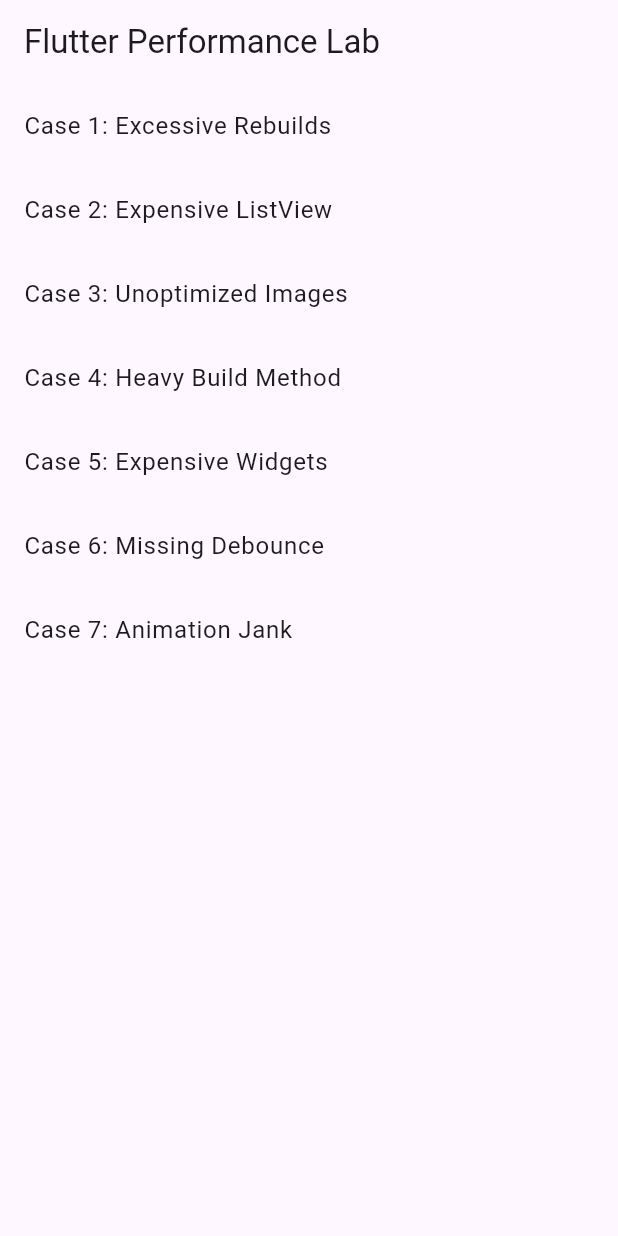
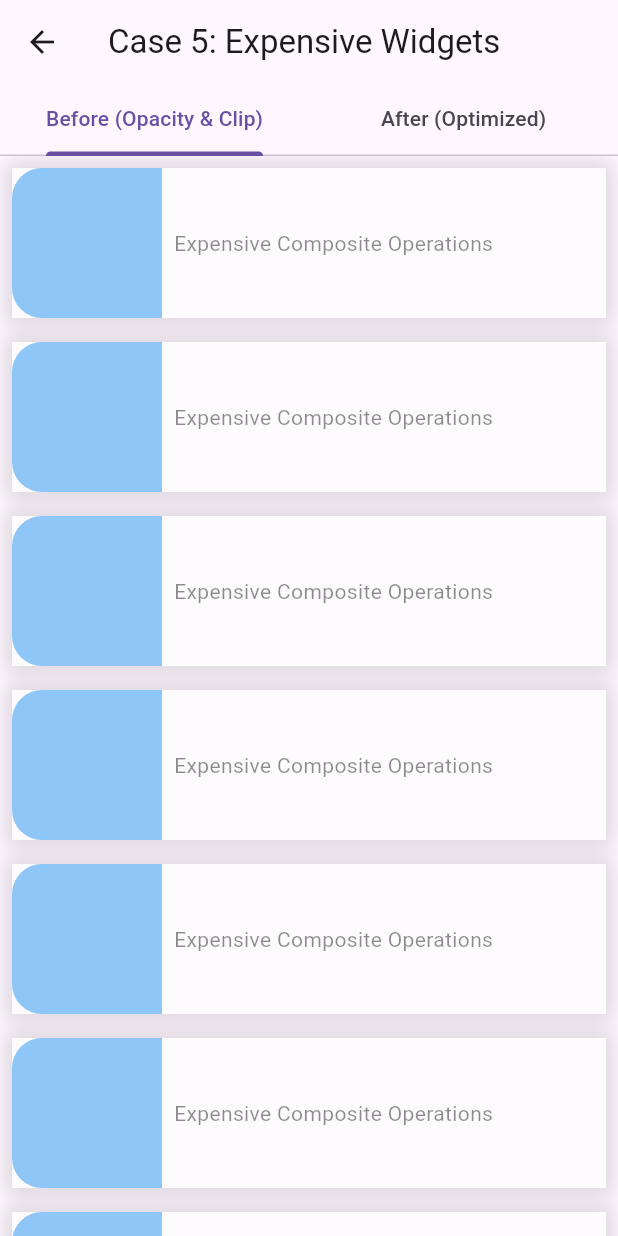
Before and after one commit to WagyuuA5/Flutter_Performance_Lab, a Flutter app: the screen it shows after launch, after a tap on "Case 5: Expensive Widgets", on a phone screen of 412 x 824 dp. Run offline on Flutter 3.47's test engine with Material 3 defaults, Android fonts, the phone set to English and light mode, and no system bars; our stand-ins replace cached_network_image.

Commit message:
feat: add case 5 expensive widgets

```diff
--- /dev/null
+++ b/lib/cases/expensive_widgets/case_expensive_widgets.dart
@@ -0,0 +1,123 @@
+import 'package:flutter/material.dart';
+
+class CaseExpensiveWidgetsScreen extends StatelessWidget {
+  const CaseExpensiveWidgetsScreen({super.key});
+
+  @override
+  Widget build(BuildContext context) {
+    return DefaultTabController(
+      length: 2,
+      child: Scaffold(
+        appBar: AppBar(
+          title: const Text('Case 5: Expensive Widgets'),
+          bottom: const TabBar(
+            tabs: [
+              Tab(text: 'Before (Opacity & Clip)'),
+              Tab(text: 'After (Optimized)'),
+            ],
+          ),
+        ),
+        body: const TabBarView(
+          children: [
+            _BeforeExpensiveWidgets(),
+            _AfterExpensiveWidgets(),
+          ],
+        ),
+      ),
+    );
+  }
+}
+
+class _BeforeExpensiveWidgets extends StatelessWidget {
+  const _BeforeExpensiveWidgets();
+
+  @override
+  Widget build(BuildContext context) {
+    return ListView.builder(
+      itemCount: 100,
+      itemBuilder: (context, index) {
+        // EXPENSIVE: Opacity forces an offscreen buffer (saveLayer)
+        return Opacity(
+          opacity: 0.5,
+          child: Container(
+            margin: const EdgeInsets.all(8.0),
+            // EXPENSIVE: BoxShadow without optimization forces multiple repaints
+            decoration: BoxDecoration(
+              color: Colors.white,
+              boxShadow: const [
+                BoxShadow(
+                  color: Colors.black26,
+                  blurRadius: 10,
+                  spreadRadius: 5,
+                ),
+              ],
+            ),
+            // EXPENSIVE: ClipRRect can be slow if used on complex subtrees unnecessarily
+            child: ClipRRect(
+              borderRadius: BorderRadius.circular(20.0),
+              child: SizedBox(
+                height: 100,
+                child: Row(
+                  children: [
+                    Container(width: 100, color: Colors.blue),
+                    const Expanded(
+                      child: Padding(
+                        padding: EdgeInsets.all(8.0),
+                        child: Text('Expensive Composite Operations'),
+                      ),
+                    ),
+                  ],
+                ),
+              ),
+            ),
+          ),
+        );
+      },
+    );
+  }
+}
+
+class _AfterExpensiveWidgets extends StatelessWidget {
+  const _AfterExpensiveWidgets();
+
+  @override
+  Widget build(BuildContext context) {
+    return ListView.builder(
+      itemCount: 100,
+      itemBuilder: (context, index) {
+        // CHEAP: RepaintBoundary isolates this complex widget so it isn't repainted if parent repaints
+        return RepaintBoundary(
+          child: Container(
+            margin: const EdgeInsets.all(8.0),
+            height: 100,
+            // CHEAP: Bake opacity directly into colors if possible (0.5 opacity = withOpacity(0.5))
+            // CHEAP: Use DecoratedBox with BoxShape and optimized shadows instead of ClipRRect where possible
+            decoration: BoxDecoration(
+              color: Colors.white.withValues(alpha: 0.5),
+              borderRadius: BorderRadius.circular(20.0),
+              boxShadow: [
+                BoxShadow(
+                  color: Colors.black26.withValues(alpha: 0.13), // Adjusted for 0.5 opacity
+                  blurRadius: 10,
+                  spreadRadius: 5,
+                ),
+              ],
+            ),
+            clipBehavior: Clip.antiAlias, // Clip directly on the container is generally more optimized
+            child: Row(
+              children: [
+                Container(width: 100, color: Colors.blue.withValues(alpha: 0.5)),
+                const Expanded(
+                  child: Padding(
+                    padding: EdgeInsets.all(8.0),
+                    child: Text('Optimized Rendering', style: TextStyle(color: Colors.black54)),
+                  ),
+                ),
+              ],
+            ),
+          ),
+        );
+      },
+    );
+  }
+}
--- a/lib/main.dart
+++ b/lib/main.dart
@@ -3,6 +3,7 @@
 import 'cases/listview/case_listview.dart';
 import 'cases/image/case_image.dart';
 import 'cases/build_method/case_build_method.dart';
+import 'cases/expensive_widgets/case_expensive_widgets.dart';
 
 void main() {
   runApp(const PerformanceLabApp());
@@ -70,7 +71,15 @@
               );
             },
           ),
-          ListTile(title: const Text('Case 5: Expensive Widgets'), onTap: () {}),
+          ListTile(
+            title: const Text('Case 5: Expensive Widgets'),
+            onTap: () {
+              Navigator.push(
+                context,
+                MaterialPageRoute(builder: (context) => const CaseExpensiveWidgetsScreen()),
+              );
+            },
+          ),
           ListTile(title: const Text('Case 6: Missing Debounce'), onTap: () {}),
           ListTile(title: const Text('Case 7: Animation Jank'), onTap: () {}),
         ],
```
